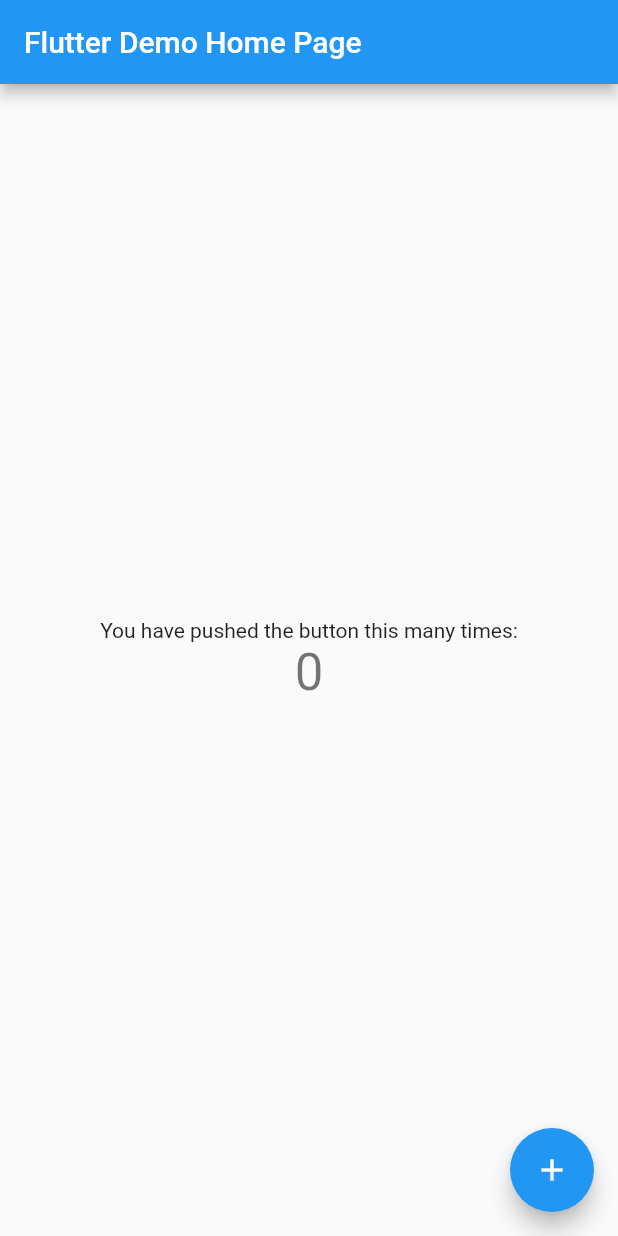
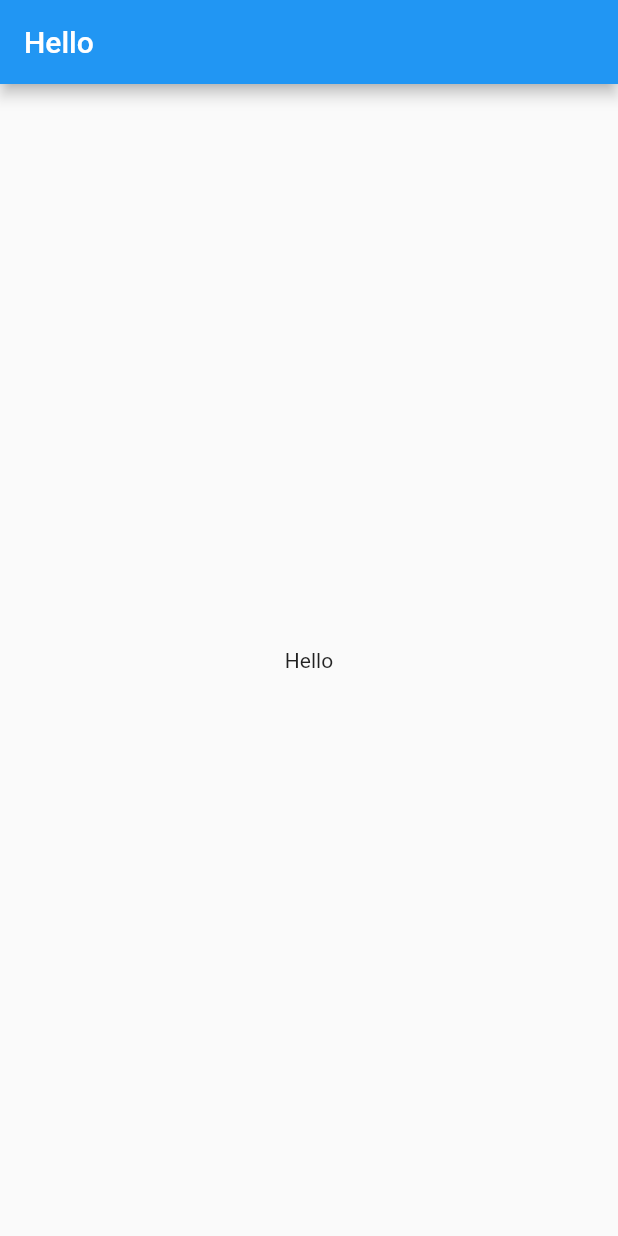
Before and after one commit to nguoitriki1/FlutterMutilangEx, a Flutter app: the screen it shows after launch, on a phone screen of 412 x 824 dp. Run offline on Flutter 3.47's test engine with Material 2 defaults, Android fonts, the phone set to English and light mode, and no system bars; generated files the repository leaves out were written again.

Commit message:
done
done

```diff
--- /dev/null
+++ b/l10n.yaml
@@ -0,0 +1,3 @@
+arb-dir: lib/l10n
+template-arb-file: app_en.arb
+output-localization-file: app_localizations.dart
--- /dev/null
+++ b/lib/l10n/app_en.arb
@@ -0,0 +1,3 @@
+{
+    "hello" : "Hello"
+}
--- /dev/null
+++ b/lib/l10n/app_vi.arb
@@ -0,0 +1,3 @@
+{
+    "hello" : "Xin Chào"
+}
--- a/lib/main.dart
+++ b/lib/main.dart
@@ -1,4 +1,6 @@
 import 'package:flutter/material.dart';
+import 'package:flutter_localizations/flutter_localizations.dart';
+import 'package:flutter_gen/gen_l10n/app_localizations.dart';
 
 void main() {
   runApp(const MyApp());
@@ -7,109 +9,43 @@ void main() {
 class MyApp extends StatelessWidget {
   const MyApp({Key? key}) : super(key: key);
 
-  // This widget is the root of your application.
   @override
   Widget build(BuildContext context) {
     return MaterialApp(
       title: 'Flutter Demo',
       theme: ThemeData(
-        // This is the theme of your application.
-        //
-        // Try running your application with "flutter run". You'll see the
-        // application has a blue toolbar. Then, without quitting the app, try
-        // changing the primarySwatch below to Colors.green and then invoke
-        // "hot reload" (press "r" in the console where you ran "flutter run",
-        // or simply save your changes to "hot reload" in a Flutter IDE).
-        // Notice that the counter didn't reset back to zero; the application
-        // is not restarted.
         primarySwatch: Colors.blue,
       ),
-      home: const MyHomePage(title: 'Flutter Demo Home Page'),
+      home: const MyHomePage(),
+      localizationsDelegates: AppLocalizations.localizationsDelegates,
+      supportedLocales: AppLocalizations.supportedLocales,
     );
   }
 }
 
 class MyHomePage extends StatefulWidget {
-  const MyHomePage({Key? key, required this.title}) : super(key: key);
-
-  // This widget is the home page of your application. It is stateful, meaning
-  // that it has a State object (defined below) that contains fields that affect
-  // how it looks.
-
-  // This class is the configuration for the state. It holds the values (in this
-  // case the title) provided by the parent (in this case the App widget) and
-  // used by the build method of the State. Fields in a Widget subclass are
-  // always marked "final".
-
-  final String title;
+  const MyHomePage({Key? key}) : super(key: key);
 
   @override
   State<MyHomePage> createState() => _MyHomePageState();
 }
 
 class _MyHomePageState extends State<MyHomePage> {
-  int _counter = 0;
-
-  void _incrementCounter() {
-    setState(() {
-      // This call to setState tells the Flutter framework that something has
-      // changed in this State, which causes it to rerun the build method below
-      // so that the display can reflect the updated values. If we changed
-      // _counter without calling setState(), then the build method would not be
-      // called again, and so nothing would appear to happen.
-      _counter++;
-    });
-  }
 
   @override
   Widget build(BuildContext context) {
-    // This method is rerun every time setState is called, for instance as done
-    // by the _incrementCounter method above.
-    //
-    // The Flutter framework has been optimized to make rerunning build methods
-    // fast, so that you can just rebuild anything that needs updating rather
-    // than having to individually change instances of widgets.
     return Scaffold(
       appBar: AppBar(
-        // Here we take the value from the MyHomePage object that was created by
-        // the App.build method, and use it to set our appbar title.
-        title: Text(widget.title),
+        title: Text(AppLocalizations.of(context)!.hello),
       ),
       body: Center(
-        // Center is a layout widget. It takes a single child and positions it
-        // in the middle of the parent.
         child: Column(
-          // Column is also a layout widget. It takes a list of children and
-          // arranges them vertically. By default, it sizes itself to fit its
-          // children horizontally, and tries to be as tall as its parent.
-          //
-          // Invoke "debug painting" (press "p" in the console, choose the
-          // "Toggle Debug Paint" action from the Flutter Inspector in Android
-          // Studio, or the "Toggle Debug Paint" command in Visual Studio Code)
-          // to see the wireframe for each widget.
-          //
-          // Column has various properties to control how it sizes itself and
-          // how it positions its children. Here we use mainAxisAlignment to
-          // center the children vertically; the main axis here is the vertical
-          // axis because Columns are vertical (the cross axis would be
-          // horizontal).
           mainAxisAlignment: MainAxisAlignment.center,
           children: <Widget>[
-            const Text(
-              'You have pushed the button this many times:',
-            ),
-            Text(
-              '$_counter',
-              style: Theme.of(context).textTheme.headline4,
-            ),
+            Text(AppLocalizations.of(context)!.hello),
           ],
         ),
       ),
-      floatingActionButton: FloatingActionButton(
-        onPressed: _incrementCounter,
-        tooltip: 'Increment',
-        child: const Icon(Icons.add),
-      ), // This trailing comma makes auto-formatting nicer for build methods.
     );
   }
 }
```
Also changed, not shown: pubspec.yaml (+4 -67 lines), pubspec.lock.
